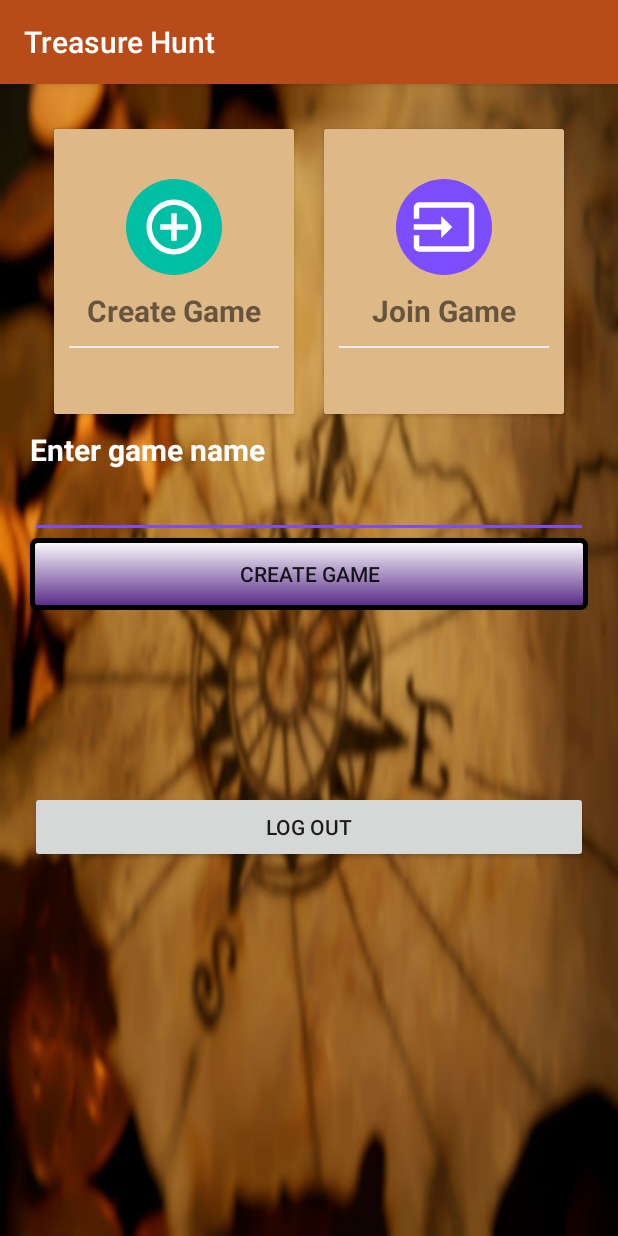
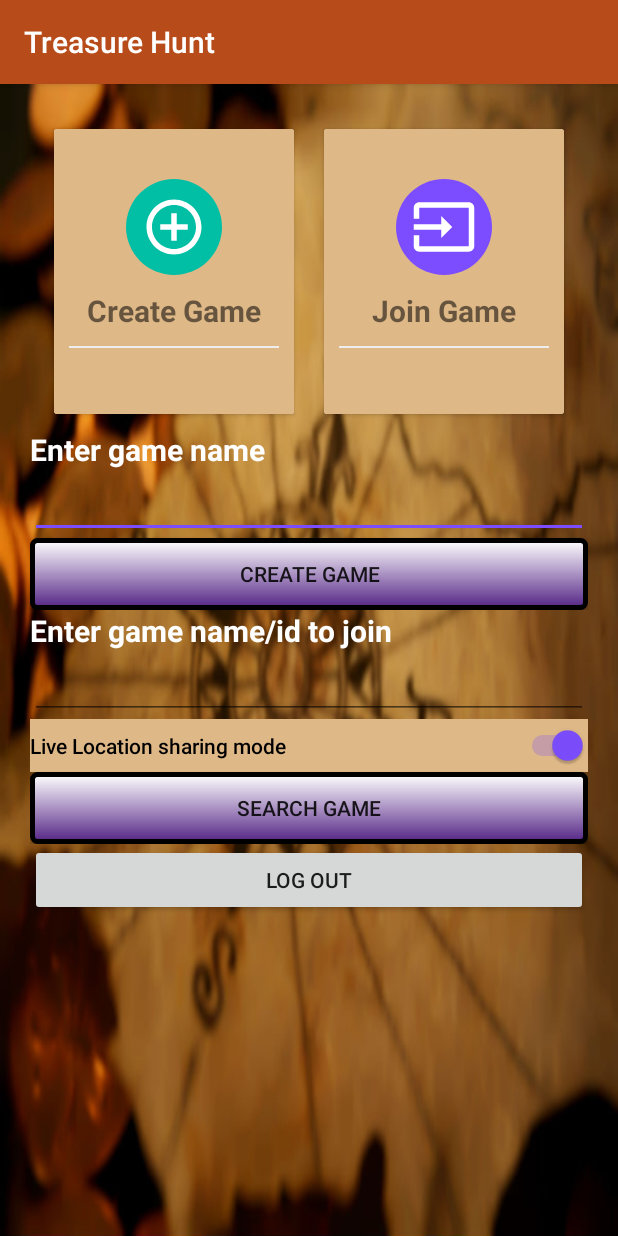
Before and after one commit to SurajPatil314/mobilecomputingproject_new, an Android app: the create_join_game screen opened directly, with no data from a screen before it, on a phone screen of 412 x 824 dp. Run offline under Robolectric (Android 15) with nearby library versions, the phone set to English and light mode, and no system bars; our stand-ins replace Firebase (no records; nobody signed in at launch, a user with empty details on screens opened directly).

Commit message:
Suraj_commit_9 may_ last question implemetation and dialogue box update

```diff
--- a/app/src/main/java/com/example/mcproject/GameOn.java
+++ b/app/src/main/java/com/example/mcproject/GameOn.java
@@ -36,7 +36,7 @@ public class GameOn extends FragmentActivity implements OnMapReadyCallback, Loca
     SupportMapFragment mapFragment;
     private FirebaseAuth fauth;
     private DatabaseReference dataref;
-    private String gameName = "firstgame";
+    private String gameName = "firstgame",locationpermission;
     GoogleMap mmap;
     SupportMapFragment mapFrag;
     LocationManager locationManager;
@@ -61,6 +61,7 @@ public class GameOn extends FragmentActivity implements OnMapReadyCallback, Loca
         if(extras == null)
             return;
         gameName = extras.getString("GameName");
+        locationpermission=extras.getString("locationpermssion");  //added by Suraj for location permission check....05/09
         showQuestion();
     }
 
--- a/app/src/main/java/com/example/mcproject/new_game_creation_page.java
+++ b/app/src/main/java/com/example/mcproject/new_game_creation_page.java
@@ -126,6 +126,8 @@ public class new_game_creation_page extends AppCompatActivity implements Locatio
         btn_yes.setOnClickListener(new View.OnClickListener() {
             @Override
             public void onClick(View v) {
+                questionstore.setText(" ");
+                hintstore.setText(" ");
                 adilog.dismiss();
 
 
--- a/app/src/main/res/layout/activity_create_join_game.xml
+++ b/app/src/main/res/layout/activity_create_join_game.xml
@@ -58,30 +58,35 @@
             android:layout_margin="10dp"
             android:foreground="?android:attr/selectableItemBackground"
             android:clickable="true">
+
             <LinearLayout
-                android:background="@color/lightBrown"
+                android:id="@+id/join_game1"
                 android:layout_width="match_parent"
                 android:layout_height="match_parent"
-                android:orientation="vertical"
-                android:gravity="center">
+                android:background="@color/lightBrown"
+                android:gravity="center"
+                android:orientation="vertical">
+
                 <ImageView
+                    android:layout_width="64dp"
                     android:layout_height="64dp"
-                    android:layout_width="64dp"
                     android:background="@drawable/cerclebackgroundpurple"
-                    android:src="@drawable/ic_input_black_24dp"
-                    android:padding="10dp"/>
+                    android:padding="10dp"
+                    android:src="@drawable/ic_input_black_24dp" />
+
                 <TextView
                     android:layout_width="wrap_content"
                     android:layout_height="wrap_content"
-                    android:textStyle="bold"
                     android:layout_marginTop="10dp"
                     android:text="Join Game"
-                    android:textSize="20dp"/>
+                    android:textSize="20dp"
+                    android:textStyle="bold" />
+
                 <View
                     android:layout_width="match_parent"
                     android:layout_height="1dp"
-                    android:background="@color/lightGreyLine"
-                    android:layout_margin="10dp"/>
+                    android:layout_margin="10dp"
+                    android:background="@color/lightGreyLine" />
             </LinearLayout>
         </android.support.v7.widget.CardView>
 
@@ -124,18 +129,18 @@
     <LinearLayout
         android:id="@+id/hiddensearch"
         android:layout_width="match_parent"
-            android:layout_height="wrap_content"
+        android:layout_height="156dp"
         android:orientation="vertical"
-            android:visibility="invisible">
+        android:visibility="visible">
 
         <TextView
             android:id="@+id/textView6"
             android:layout_width="match_parent"
             android:layout_height="wrap_content"
             android:text="Enter game name/id to join"
-                android:textStyle="bold"
             android:textColor="#ffffff"
-                android:textSize="20dp"/>
+            android:textSize="20dp"
+            android:textStyle="bold" />
 
         <EditText
             android:id="@+id/search_game"
@@ -145,13 +150,26 @@
             android:inputType="textPersonName"
             android:textColor="#ffffff" />
 
+        <Switch
+            android:id="@+id/switchlocation"
+            android:layout_width="match_parent"
+            android:layout_height="wrap_content"
+            android:background="@color/lightBrown"
+            android:checked="true"
+            android:hint="select private mode if you don't want to share your location with us"
+            android:text="Live Location sharing mode"
+            android:textAppearance="@style/TextAppearance.AppCompat.Body2"
+            android:textOff="Private"
+            android:textOn="Public" />
+
         <Button
             android:id="@+id/search_game_hidden"
             android:layout_width="match_parent"
             android:layout_height="wrap_content"
-                android:text="Search game"
+            android:background="@drawable/trans_button"
             android:onClick="go_search_game"
-                android:background="@drawable/trans_button" />
+            android:text="Search game" />
+
     </LinearLayout>
 
     <Button
```
Also changed, not shown: app/src/main/java/com/example/mcproject/create_join_game.java (+91 -10 lines), app/src/main/res/layout/activity_main.xml (+6 -4 lines). Lines whose indentation alone changed are shown as unchanged.
